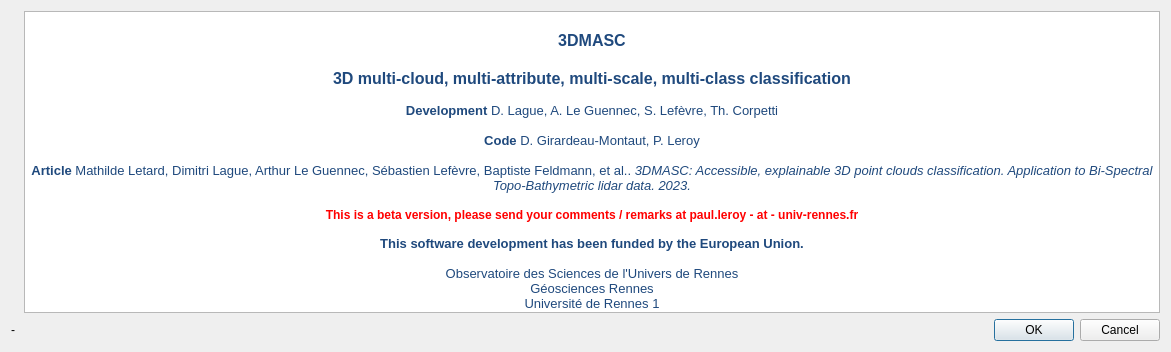
Old version of the form trainDisclaimerDlg.ui in the repository dgirardeau/q3DMASC.
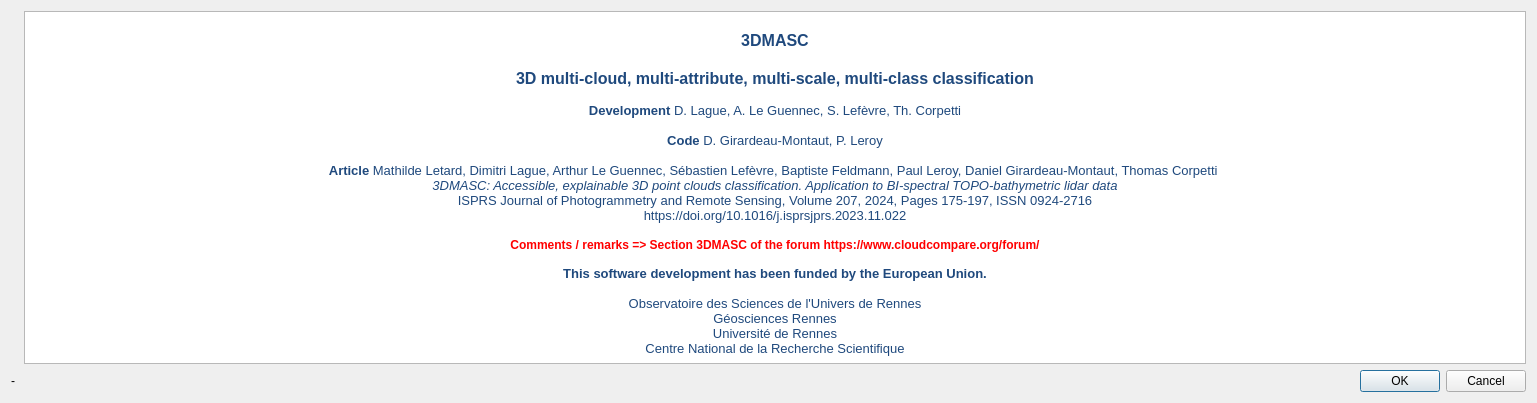
New version of the form. Icons and pictures are not drawn.

What changed in the file:
```diff
--- a/trainDisclaimerDlg.ui
+++ b/trainDisclaimerDlg.ui
@@ -6,8 +6,8 @@
    <rect>
     <x>0</x>
     <y>0</y>
-    <width>1171</width>
-    <height>352</height>
+    <width>1537</width>
+    <height>403</height>
    </rect>
   </property>
   <property name="windowTitle">
@@ -67,15 +67,18 @@
 &lt;p align=&quot;center&quot; style=&quot;-qt-paragraph-type:empty; margin-top:0px; margin-bottom:0px; margin-left:0px; margin-right:0px; -qt-block-indent:0; text-indent:0px; font-family:'Slack-Lato','appleLogo','sans-serif'; font-size:10pt; color:#1f497d; background-color:#ffffff;&quot;&gt;&lt;br /&gt;&lt;/p&gt;
 &lt;p align=&quot;center&quot; style=&quot; margin-top:0px; margin-bottom:0px; margin-left:0px; margin-right:0px; -qt-block-indent:0; text-indent:0px; background-color:#ffffff;&quot;&gt;&lt;span style=&quot; font-family:'Slack-Lato','appleLogo','sans-serif'; font-size:10pt; font-weight:600; color:#1f497d;&quot;&gt;Code &lt;/span&gt;&lt;span style=&quot; font-family:'Slack-Lato','appleLogo','sans-serif'; font-size:10pt; color:#1f497d;&quot;&gt;D. Girardeau-Montaut, P. Leroy&lt;/span&gt;&lt;/p&gt;
 &lt;p align=&quot;center&quot; style=&quot;-qt-paragraph-type:empty; margin-top:0px; margin-bottom:0px; margin-left:0px; margin-right:0px; -qt-block-indent:0; text-indent:0px; font-family:'Slack-Lato','appleLogo','sans-serif'; font-size:10pt; color:#1f497d; background-color:#ffffff;&quot;&gt;&lt;br /&gt;&lt;/p&gt;
-&lt;p align=&quot;center&quot; style=&quot; margin-top:0px; margin-bottom:0px; margin-left:0px; margin-right:0px; -qt-block-indent:0; text-indent:0px; background-color:#ffffff;&quot;&gt;&lt;span style=&quot; font-family:'Slack-Lato','appleLogo','sans-serif'; font-size:10pt; font-weight:700; color:#1f497d;&quot;&gt;Article &lt;/span&gt;&lt;span style=&quot; font-family:'Slack-Lato','appleLogo','sans-serif'; font-size:10pt; color:#1f497d;&quot;&gt;Mathilde Letard, Dimitri Lague, Arthur Le Guennec, Sébastien Lefèvre, Baptiste Feldmann, et al.. &lt;/span&gt;&lt;span style=&quot; font-family:'Slack-Lato','appleLogo','sans-serif'; font-size:10pt; font-style:italic; color:#1f497d;&quot;&gt;3DMASC: Accessible, explainable 3D point clouds classification. Application to Bi-Spectral Topo-Bathymetric lidar data. 2023.&lt;/span&gt;&lt;/p&gt;
+&lt;p align=&quot;center&quot; style=&quot; margin-top:0px; margin-bottom:0px; margin-left:0px; margin-right:0px; -qt-block-indent:0; text-indent:0px; background-color:#ffffff;&quot;&gt;&lt;span style=&quot; font-family:'Slack-Lato','appleLogo','sans-serif'; font-size:10pt; font-weight:700; color:#1f497d; background-color:#ffffff;&quot;&gt;Article&lt;/span&gt;&lt;span style=&quot; font-family:'Slack-Lato','appleLogo','sans-serif'; font-size:10pt; color:#1f497d; background-color:#ffffff;&quot;&gt; Mathilde Letard, Dimitri Lague, Arthur Le Guennec, Sébastien Lefèvre, Baptiste Feldmann, Paul Leroy, Daniel Girardeau-Montaut, Thomas Corpetti &lt;/span&gt;&lt;/p&gt;
+&lt;p align=&quot;center&quot; style=&quot; margin-top:0px; margin-bottom:0px; margin-left:0px; margin-right:0px; -qt-block-indent:0; text-indent:0px; background-color:#ffffff;&quot;&gt;&lt;span style=&quot; font-family:'Slack-Lato','appleLogo','sans-serif'; font-size:10pt; font-style:italic; color:#1f497d; background-color:#ffffff;&quot;&gt;3DMASC: Accessible, explainable 3D point clouds classification. Application to BI-spectral TOPO-bathymetric lidar data&lt;/span&gt;&lt;/p&gt;
+&lt;p align=&quot;center&quot; style=&quot; margin-top:0px; margin-bottom:0px; margin-left:0px; margin-right:0px; -qt-block-indent:0; text-indent:0px; background-color:#ffffff;&quot;&gt;&lt;span style=&quot; font-family:'Slack-Lato','appleLogo','sans-serif'; font-size:10pt; color:#1f497d; background-color:#ffffff;&quot;&gt;ISPRS Journal of Photogrammetry and Remote Sensing, Volume 207, 2024, Pages 175-197, ISSN 0924-2716&lt;/span&gt;&lt;/p&gt;
+&lt;p align=&quot;center&quot; style=&quot; margin-top:0px; margin-bottom:0px; margin-left:0px; margin-right:0px; -qt-block-indent:0; text-indent:0px; background-color:#ffffff;&quot;&gt;&lt;span style=&quot; font-family:'Slack-Lato','appleLogo','sans-serif'; font-size:10pt; color:#1f497d; background-color:#ffffff;&quot;&gt;https://doi.org/10.1016/j.isprsjprs.2023.11.022&lt;/span&gt;&lt;/p&gt;
 &lt;p style=&quot;-qt-paragraph-type:empty; margin-top:0px; margin-bottom:0px; margin-left:0px; margin-right:0px; -qt-block-indent:0; text-indent:0px; font-family:'Calibri,sans-serif'; font-size:10pt; color:#1f497d;&quot;&gt;&lt;br /&gt;&lt;/p&gt;
-&lt;p align=&quot;center&quot; style=&quot; margin-top:0px; margin-bottom:0px; margin-left:0px; margin-right:0px; -qt-block-indent:0; text-indent:0px;&quot;&gt;&lt;span style=&quot; font-weight:700; color:#ff0000;&quot;&gt;This is a beta version, please send your comments / remarks at paul.leroy - at - univ-rennes.fr&lt;/span&gt;&lt;/p&gt;
+&lt;p align=&quot;center&quot; style=&quot; margin-top:0px; margin-bottom:0px; margin-left:0px; margin-right:0px; -qt-block-indent:0; text-indent:0px;&quot;&gt;&lt;span style=&quot; font-weight:700; color:#ff0000;&quot;&gt;Comments / remarks =&amp;gt; Section 3DMASC of the forum https://www.cloudcompare.org/forum/&lt;/span&gt;&lt;/p&gt;
 &lt;p style=&quot;-qt-paragraph-type:empty; margin-top:0px; margin-bottom:0px; margin-left:0px; margin-right:0px; -qt-block-indent:0; text-indent:0px;&quot;&gt;&lt;br /&gt;&lt;/p&gt;
 &lt;p align=&quot;center&quot; style=&quot; margin-top:0px; margin-bottom:0px; margin-left:0px; margin-right:0px; -qt-block-indent:0; text-indent:0px; background-color:#ffffff;&quot;&gt;&lt;span style=&quot; font-family:'Slack-Lato','appleLogo','sans-serif'; font-size:10pt; font-weight:600; color:#1f497d;&quot;&gt;This software development has been funded by the European Union.&lt;/span&gt;&lt;/p&gt;
 &lt;p align=&quot;center&quot; style=&quot;-qt-paragraph-type:empty; margin-top:0px; margin-bottom:0px; margin-left:0px; margin-right:0px; -qt-block-indent:0; text-indent:0px; font-family:'Calibri,sans-serif'; font-size:10pt; color:#1f497d; background-color:#ffffff;&quot;&gt;&lt;br /&gt;&lt;/p&gt;
 &lt;p align=&quot;center&quot; style=&quot; margin-top:0px; margin-bottom:0px; margin-left:0px; margin-right:0px; -qt-block-indent:0; text-indent:0px; background-color:#ffffff;&quot;&gt;&lt;span style=&quot; font-family:'Calibri,sans-serif'; font-size:10pt; color:#1f497d; background-color:#ffffff;&quot;&gt;Observatoire des Sciences de l'Univers de Rennes&lt;/span&gt;&lt;/p&gt;
 &lt;p align=&quot;center&quot; style=&quot; margin-top:0px; margin-bottom:0px; margin-left:0px; margin-right:0px; -qt-block-indent:0; text-indent:0px; background-color:#ffffff;&quot;&gt;&lt;span style=&quot; font-family:'Calibri,sans-serif'; font-size:10pt; color:#1f497d; background-color:#ffffff;&quot;&gt;Géosciences Rennes&lt;/span&gt;&lt;/p&gt;
-&lt;p align=&quot;center&quot; style=&quot; margin-top:0px; margin-bottom:0px; margin-left:0px; margin-right:0px; -qt-block-indent:0; text-indent:0px; background-color:#ffffff;&quot;&gt;&lt;span style=&quot; font-family:'Calibri,sans-serif'; font-size:10pt; color:#1f497d; background-color:#ffffff;&quot;&gt;Université de Rennes 1&lt;/span&gt;&lt;/p&gt;
+&lt;p align=&quot;center&quot; style=&quot; margin-top:0px; margin-bottom:0px; margin-left:0px; margin-right:0px; -qt-block-indent:0; text-indent:0px; background-color:#ffffff;&quot;&gt;&lt;span style=&quot; font-family:'Calibri,sans-serif'; font-size:10pt; color:#1f497d; background-color:#ffffff;&quot;&gt;Université de Rennes&lt;/span&gt;&lt;/p&gt;
 &lt;p align=&quot;center&quot; style=&quot; margin-top:0px; margin-bottom:0px; margin-left:0px; margin-right:0px; -qt-block-indent:0; text-indent:0px; background-color:#ffffff;&quot;&gt;&lt;span style=&quot; font-family:'Calibri,sans-serif'; font-size:10pt; color:#1f497d; background-color:#ffffff;&quot;&gt;Centre National de la Recherche Scientifique&lt;/span&gt;&lt;/p&gt;&lt;/body&gt;&lt;/html&gt;</string>
        </property>
       </widget>
```
